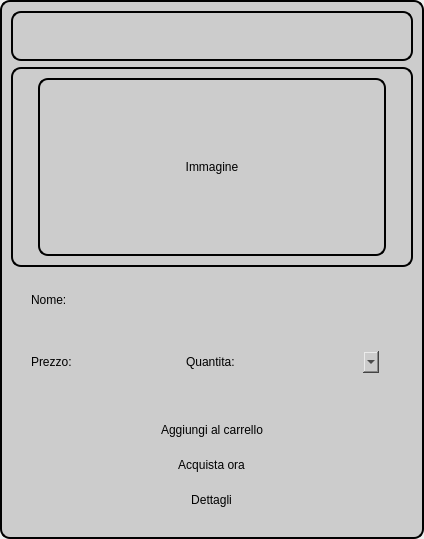
Old version of the form projectIS/prodotto/view/vistaProdotto.ui in the repository chritianchiappa/progetto_panificio.
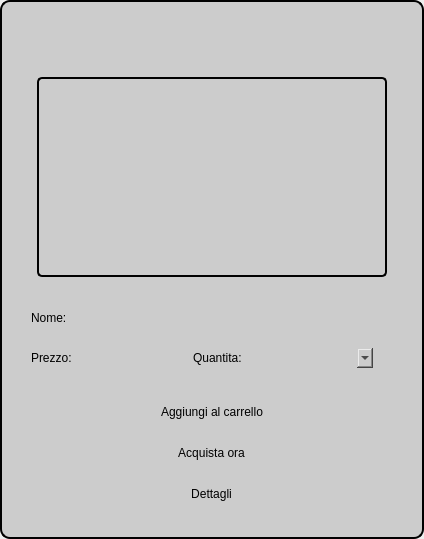
New version of the form. Icons and pictures are not drawn.

```diff
--- a/projectIS/prodotto/view/vistaProdotto.ui
+++ b/projectIS/prodotto/view/vistaProdotto.ui
@@ -70,6 +70,9 @@
           <height>50</height>
          </size>
         </property>
+        <property name="styleSheet">
+         <string notr="true">border:none;</string>
+        </property>
         <property name="frameShape">
          <enum>QFrame::StyledPanel</enum>
         </property>
@@ -130,9 +133,15 @@
         <property name="minimumSize">
          <size>
           <width>0</width>
-          <height>200</height>
+          <height>220</height>
          </size>
         </property>
+        <property name="cursor">
+         <cursorShape>PointingHandCursor</cursorShape>
+        </property>
+        <property name="styleSheet">
+         <string notr="true">border:none;</string>
+        </property>
         <property name="frameShape">
          <enum>QFrame::StyledPanel</enum>
         </property>
@@ -143,9 +152,15 @@
          <property name="leftMargin">
           <number>25</number>
          </property>
+         <property name="topMargin">
+          <number>0</number>
+         </property>
          <property name="rightMargin">
           <number>25</number>
          </property>
+         <property name="bottomMargin">
+          <number>0</number>
+         </property>
          <item>
           <widget class="QLabel" name="immagine_prodotto">
            <property name="sizePolicy">
@@ -154,8 +169,30 @@
              <verstretch>0</verstretch>
             </sizepolicy>
            </property>
+           <property name="minimumSize">
+            <size>
+             <width>0</width>
+             <height>0</height>
+            </size>
+           </property>
+           <property name="maximumSize">
+            <size>
+             <width>350</width>
+             <height>200</height>
+            </size>
+           </property>
+           <property name="styleSheet">
+            <string notr="true">border-bottom:2px solid black;
+border-left:2px solid black;
+border-right:2px solid black;
+border-top:2px solid black;
+border-radius:5px;
+
+
+</string>
+           </property>
            <property name="text">
-            <string>Immagine</string>
+            <string/>
            </property>
            <property name="alignment">
             <set>Qt::AlignCenter</set>
@@ -173,6 +210,12 @@
           <verstretch>0</verstretch>
          </sizepolicy>
         </property>
+        <property name="maximumSize">
+         <size>
+          <width>16777215</width>
+          <height>80</height>
+         </size>
+        </property>
         <property name="styleSheet">
          <string notr="true">border:none;</string>
         </property>
@@ -261,7 +304,7 @@
            <property name="minimumSize">
             <size>
              <width>0</width>
-             <height>70</height>
+             <height>0</height>
             </size>
            </property>
            <property name="maximumSize">
@@ -305,7 +348,7 @@
               </property>
              </widget>
             </item>
-            <item>
+            <item alignment="Qt::AlignRight">
              <widget class="QFrame" name="frame_5">
               <property name="sizePolicy">
                <sizepolicy hsizetype="Preferred" vsizetype="MinimumExpanding">
@@ -365,12 +408,12 @@
                  <property name="minimumSize">
                   <size>
                    <width>0</width>
-                   <height>22</height>
+                   <height>20</height>
                   </size>
                  </property>
                  <property name="maximumSize">
                   <size>
-                   <width>100</width>
+                   <width>80</width>
                    <height>16777215</height>
                   </size>
                  </property>
```
Left out of the diff: 3 changed lines with no effect on the pictures.
